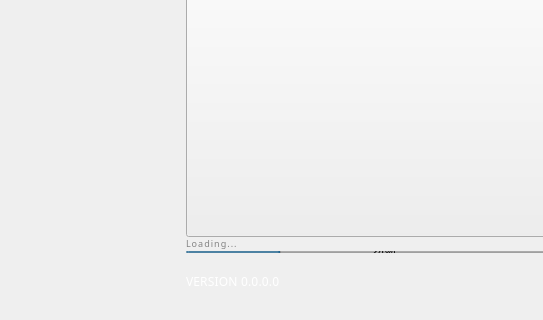
concordia-cash/CNCD, file src/qt/pivx/forms/splash.ui: the form before one commit; both pictures show x 0 to 543 and y 111 to 431 of the 768 by 431 pixel window.
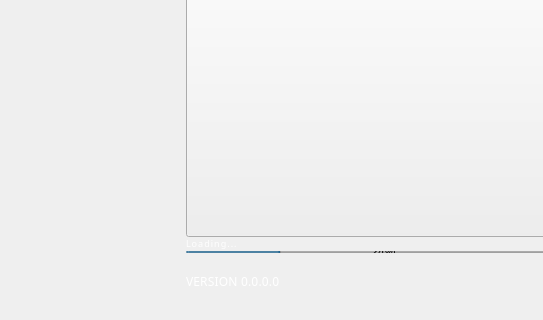
The form after the commit.

Commit message: splash screen branding

The edit to the form file:
```diff
--- a/src/qt/pivx/forms/splash.ui
+++ b/src/qt/pivx/forms/splash.ui
@@ -153,7 +153,7 @@
 										<string notr="true">
 											height: 11px;
 											width: 91px;
-											color: #828282;
+											color: #fefefe;
 											font-family: Montserrat;
 											font-size: 9px;
 											letter-spacing: 1.04px;
```
The commit also changes 5 other files.
